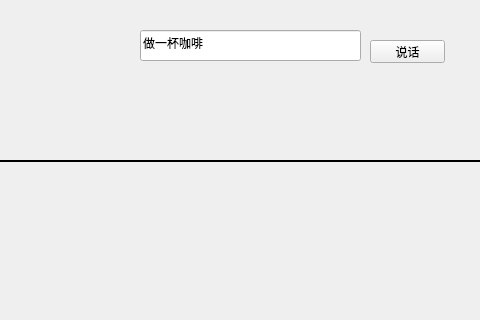
Old version of the form robowaiter/utils/ui/window.ui in the repository HPCL-EI/RoboWaiter; both pictures show x 310 to 790 and y 0 to 320 of the 960 by 1080 pixel window.
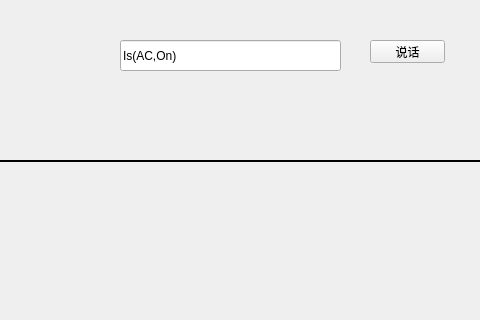
New version of the form.

Diff of the .ui file:
```diff
--- a/robowaiter/utils/ui/window.ui
+++ b/robowaiter/utils/ui/window.ui
@@ -14,20 +14,20 @@
    <string>MainWindow</string>
   </property>
   <property name="autoFillBackground">
-   <bool>true</bool>
+   <bool>false</bool>
   </property>
   <widget class="QWidget" name="centralwidget">
    <widget class="QLineEdit" name="edit_say">
     <property name="geometry">
      <rect>
-      <x>450</x>
-      <y>30</y>
+      <x>430</x>
+      <y>40</y>
       <width>221</width>
       <height>31</height>
      </rect>
     </property>
     <property name="text">
-     <string>做一杯咖啡</string>
+     <string>Is(AC,On)</string>
     </property>
    </widget>
    <widget class="QPushButton" name="btn_say">
```
